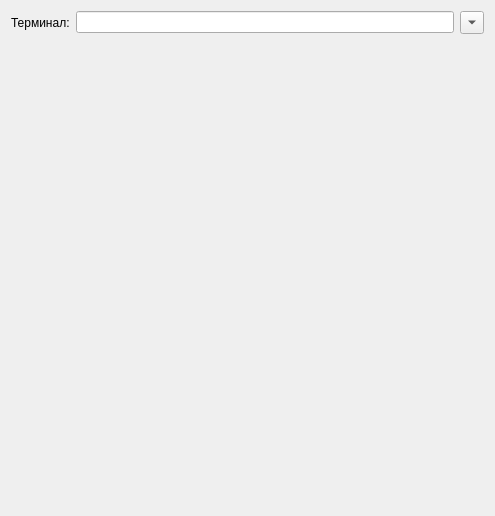
This is RecoveryWizard/terminalspage.ui in rust3128/CheckRecoveryWizard as Qt 5 draws it before an edit. The edited form follows.
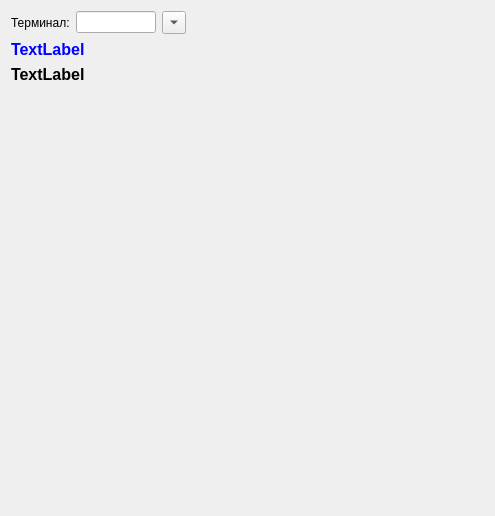
This is the edited form.

```diff
--- a/RecoveryWizard/terminalspage.ui
+++ b/RecoveryWizard/terminalspage.ui
@@ -20,7 +20,7 @@
    <string>Укажаите номер терминала либо выберите кго из списка</string>
   </property>
   <layout class="QGridLayout" name="gridLayout">
-   <item row="0" column="0">
+   <item row="0" column="0" colspan="2">
     <layout class="QHBoxLayout" name="horizontalLayout">
      <item>
       <widget class="QLabel" name="label">
@@ -30,7 +30,20 @@
       </widget>
      </item>
      <item>
-      <widget class="QLineEdit" name="lineEdit"/>
+      <widget class="QLineEdit" name="lineEditTerminal">
+       <property name="minimumSize">
+        <size>
+         <width>80</width>
+         <height>0</height>
+        </size>
+       </property>
+       <property name="maximumSize">
+        <size>
+         <width>80</width>
+         <height>16777215</height>
+        </size>
+       </property>
+      </widget>
      </item>
      <item>
       <widget class="QToolButton" name="toolButton">
@@ -42,9 +55,22 @@
        </property>
       </widget>
      </item>
+     <item>
+      <spacer name="horizontalSpacer">
+       <property name="orientation">
+        <enum>Qt::Horizontal</enum>
+       </property>
+       <property name="sizeHint" stdset="0">
+        <size>
+         <width>40</width>
+         <height>20</height>
+        </size>
+       </property>
+      </spacer>
+     </item>
     </layout>
    </item>
-   <item row="1" column="0">
+   <item row="3" column="1">
     <spacer name="verticalSpacer">
      <property name="orientation">
       <enum>Qt::Vertical</enum>
@@ -57,6 +83,37 @@
      </property>
     </spacer>
    </item>
+   <item row="2" column="0" colspan="2">
+    <widget class="QLabel" name="labelOnlineStatus">
+     <property name="font">
+      <font>
+       <pointsize>12</pointsize>
+       <weight>75</weight>
+       <bold>true</bold>
+      </font>
+     </property>
+     <property name="text">
+      <string>TextLabel</string>
+     </property>
+    </widget>
+   </item>
+   <item row="1" column="0" colspan="2">
+    <widget class="QLabel" name="labelTerminalName">
+     <property name="font">
+      <font>
+       <pointsize>12</pointsize>
+       <weight>75</weight>
+       <bold>true</bold>
+      </font>
+     </property>
+     <property name="styleSheet">
+      <string notr="true">color: rgb(0, 0, 255);</string>
+     </property>
+     <property name="text">
+      <string>TextLabel</string>
+     </property>
+    </widget>
+   </item>
   </layout>
  </widget>
  <resources/>
```
